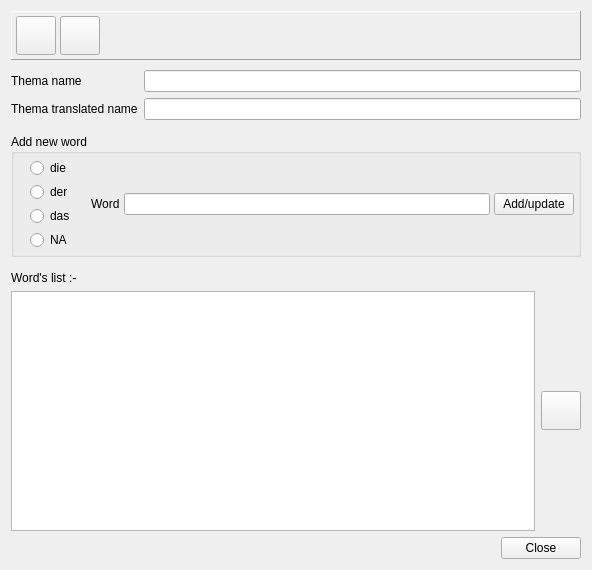
Old version of the form src/der_artikel/thema_builder.ui in the repository vikaspachdha/der_artikel.
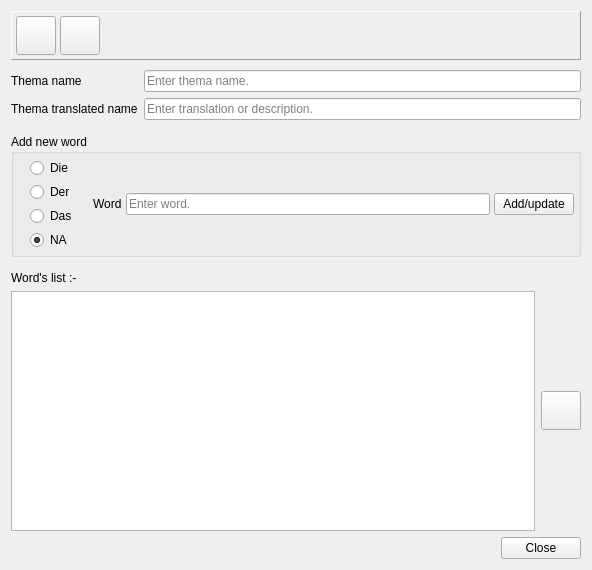
New version of the form. Icons and pictures are not drawn.

Commit message: Minor thema builder ui changes

```diff
--- a/src/der_artikel/thema_builder.ui
+++ b/src/der_artikel/thema_builder.ui
@@ -71,21 +71,21 @@
         <item>
          <widget class="QRadioButton" name="_die_radio">
           <property name="text">
-           <string>die</string>
+           <string>Die</string>
           </property>
          </widget>
         </item>
         <item>
          <widget class="QRadioButton" name="_der_radio">
           <property name="text">
-           <string>der</string>
+           <string>Der</string>
           </property>
          </widget>
         </item>
         <item>
          <widget class="QRadioButton" name="_das_radio">
           <property name="text">
-           <string>das</string>
+           <string>Das</string>
           </property>
          </widget>
         </item>
@@ -94,6 +94,9 @@
           <property name="text">
            <string>NA</string>
           </property>
+          <property name="checked">
+           <bool>true</bool>
+          </property>
          </widget>
         </item>
        </layout>
@@ -106,7 +109,11 @@
        </widget>
       </item>
       <item>
-       <widget class="QLineEdit" name="_word_edit"/>
+       <widget class="QLineEdit" name="_word_edit">
+        <property name="placeholderText">
+         <string>Enter word.</string>
+        </property>
+       </widget>
       </item>
       <item>
        <widget class="QPushButton" name="_add_btn">
@@ -195,10 +202,18 @@
     </widget>
    </item>
    <item row="2" column="1" colspan="3">
-    <widget class="QLineEdit" name="_thema_name_edit"/>
+    <widget class="QLineEdit" name="_thema_name_edit">
+     <property name="placeholderText">
+      <string>Enter thema name.</string>
+     </property>
+    </widget>
    </item>
    <item row="3" column="1" colspan="3">
-    <widget class="QLineEdit" name="_theam_tr_name_edit"/>
+    <widget class="QLineEdit" name="_theam_tr_name_edit">
+     <property name="placeholderText">
+      <string>Enter translation or description.</string>
+     </property>
+    </widget>
    </item>
    <item row="9" column="0" colspan="4">
     <widget class="QDialogButtonBox" name="_btn_box">
```
Left out of the diff: 2 changed lines with no effect on the pictures.
